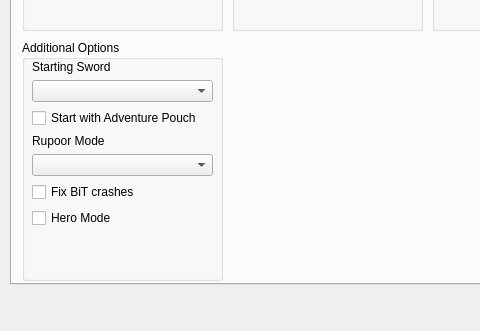
First picture: the form in gui/randogui.ui, repository ssrando/ssrando, before the edit; both pictures show x 0 to 480 and y 266 to 597 of the 1051 by 734 pixel window.
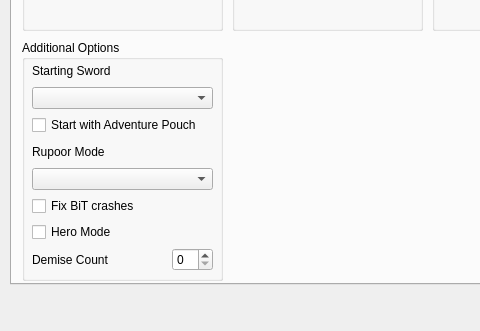
Second picture: the form after the edit. The open tabs and pages were chosen to show the change.

Commit message: add ui for demise count

What changed in the file:
```diff
--- a/gui/randogui.ui
+++ b/gui/randogui.ui
@@ -1239,17 +1239,25 @@
          </widget>
         </item>
         <item>
-         <spacer name="verticalSpacer_6">
-          <property name="orientation">
-           <enum>Qt::Vertical</enum>
-          </property>
-          <property name="sizeHint" stdset="0">
+         <layout class="QHBoxLayout" name="horizontalLayout_20">
+          <item>
+           <widget class="QLabel" name="label_for_option_demise_count">
+            <property name="text">
+             <string>Demise Count</string>
+            </property>
+           </widget>
+          </item>
+          <item>
+           <widget class="QSpinBox" name="option_demise_count">
+            <property name="maximumSize">
            <size>
-            <width>20</width>
-            <height>40</height>
-           </size>
-          </property>
-         </spacer>
+              <width>41</width>
+              <height>16777215</height>
+             </size>
+            </property>
+           </widget>
+          </item>
+         </layout>
         </item>
        </layout>
       </widget>
```
Lines whose indentation alone changed are shown as unchanged. The commit also changes 1 other file.
